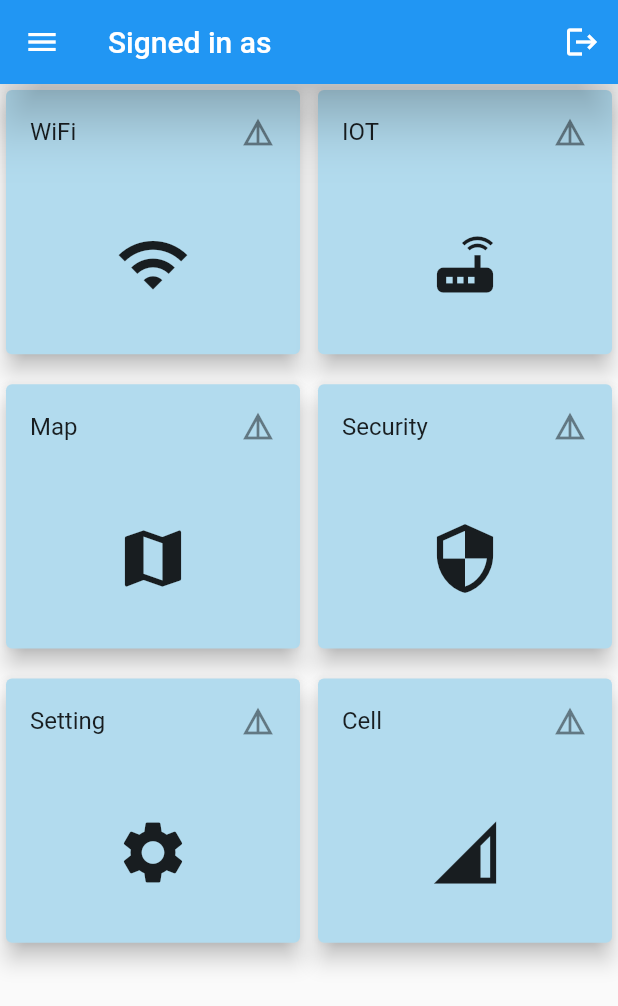
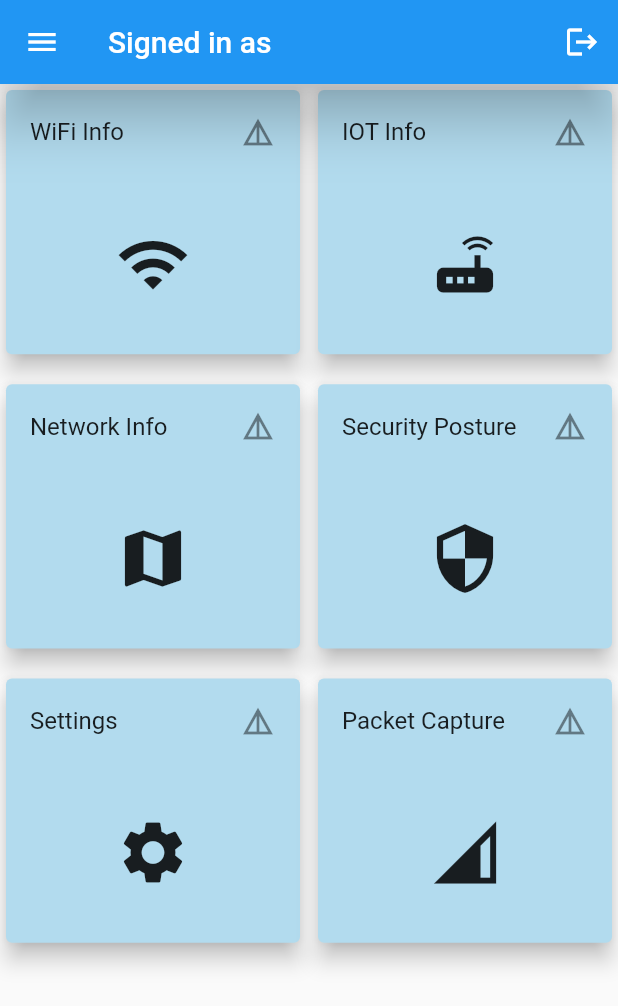
Before and after one commit to aseemsethi/my_app, a Flutter app: the HomePage screen opened by its route, on a phone screen of 412 x 824 dp. Shown: the top 1006 px of the screen. Run offline on Flutter 3.47's test engine with Material 2 defaults, Android fonts, the phone set to English and light mode, and no system bars; our stand-ins replace firebase_auth, firebase_core, font_awesome_flutter, google_sign_in; accounts and stored records are empty.

Commit message:
General sync

```diff
--- a/lib/main.dart
+++ b/lib/main.dart
@@ -1,5 +1,4 @@
 import 'package:firebase_core/firebase_core.dart';
-//import 'firebase_options.dart';
 import 'package:flutter/material.dart';
 import 'navigation/navigate.dart';
 import 'utils/constants.dart';
--- a/lib/screens/home_page.dart
+++ b/lib/screens/home_page.dart
@@ -17,12 +17,15 @@ class Choice {
 }
 
 const List<Choice> choices = <Choice>[
-  Choice(title: 'WiFi', icon: Icons.wifi, routeName: '/wifi'),
-  Choice(title: 'IOT', icon: Icons.router, routeName: '/wifi'),
-  Choice(title: 'Map', icon: Icons.map, routeName: '/wifi'),
-  Choice(title: 'Security', icon: Icons.security_sharp, routeName: '/wifi'),
-  Choice(title: 'Setting', icon: Icons.settings, routeName: '/wifi'),
-  Choice(title: 'Cell', icon: Icons.network_cell, routeName: '/wifi'),
+  Choice(title: 'WiFi Info', icon: Icons.wifi, routeName: '/wifi'),
+  Choice(title: 'IOT Info', icon: Icons.router, routeName: '/wifi'),
+  Choice(title: 'Network Info', icon: Icons.map, routeName: '/wifi'),
+  Choice(
+      title: 'Security Posture',
+      icon: Icons.security_sharp,
+      routeName: '/wifi'),
+  Choice(title: 'Settings', icon: Icons.settings, routeName: '/wifi'),
+  Choice(title: 'Packet Capture', icon: Icons.network_cell, routeName: '/wifi'),
 ];
 
 class homeIcons extends StatelessWidget {
--- a/pubspec.yaml
+++ b/pubspec.yaml
@@ -37,6 +37,7 @@ dependencies:
   #firebase_messaging: ^11.1.5
   flutter_local_notifications: ^9.6.1
   path_provider: ^2.0.2
+  mqtt_client: ^9.6.9
 
 
   # The following adds the Cupertino Icons font to your application.
```
